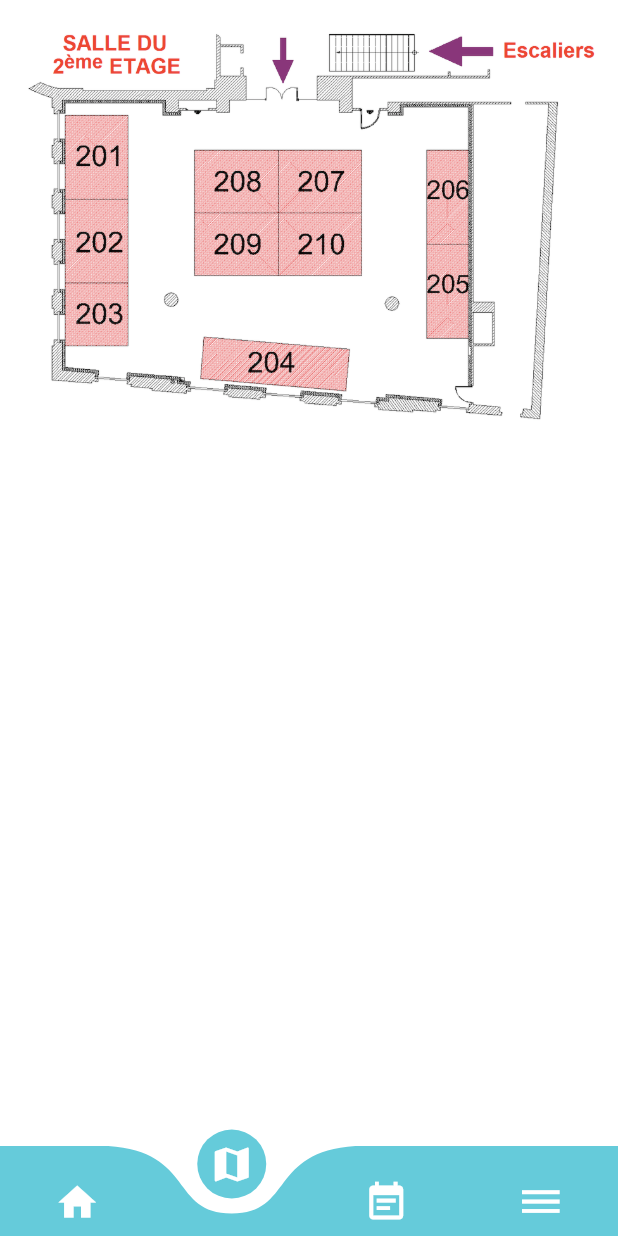
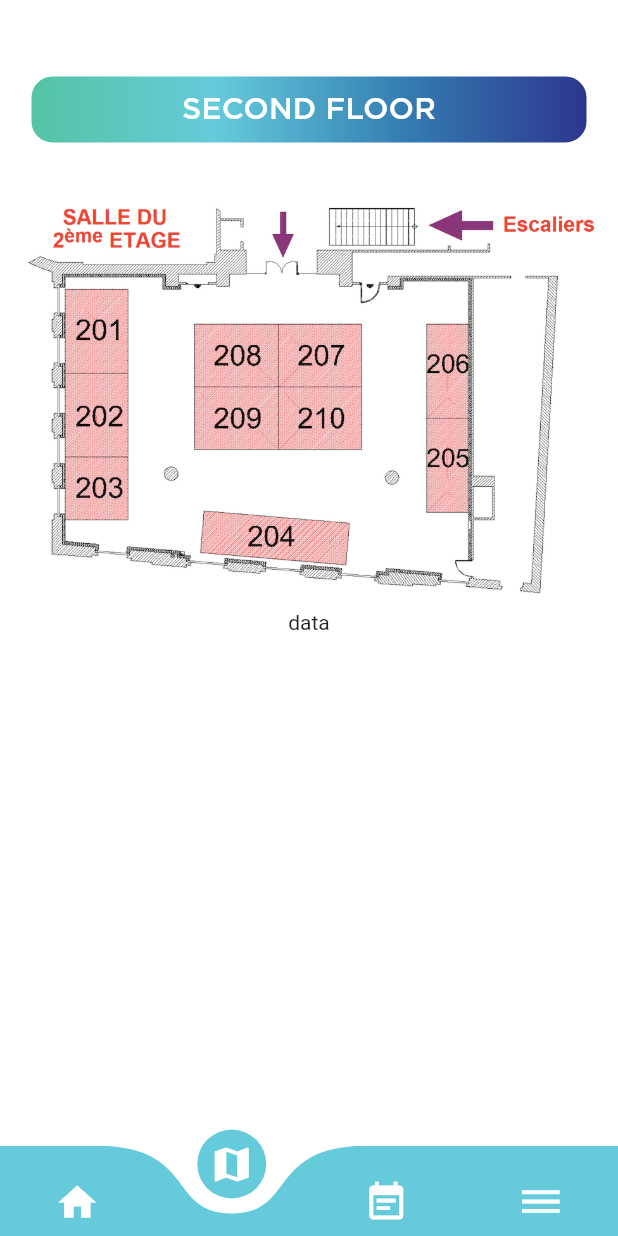
Before and after one commit to fouques1u/ForumHorizonChimie2020, a Flutter app: the screen it shows after launch, item 2 of the bottom bar chosen, on a phone screen of 412 x 824 dp. Run offline on Flutter 3.47's test engine with Material 2 defaults, Android fonts, the light colour scheme and no system bars; drawn by our look-alikes of curved_navigation_bar; our stand-ins replace font_awesome_flutter.

Commit message:
Added heading of the map screens

```diff
--- a/lang/en.json
+++ b/lang/en.json
@@ -15,5 +15,9 @@
     "name" : "Name",
     "surname" : "Surname",
     "available_dates" : "Available dates :",
-    "confirm" : "Confirm"
+    "confirm" : "Confirm",
+    "first_floor" : "FIRST FLOOR",
+    "second_floor" : "SECOND FLOOR",
+    "third_floor" : "THIRD FLOOR",
+    "search_firm" : "SEARCH A FIRM"
 }
--- a/lang/fr.json
+++ b/lang/fr.json
@@ -16,5 +16,9 @@
     "name" : "Nom",
     "surname" : "Prénom",
     "available_dates" : "Horaires disponibles : ",
-    "confirm" : "Confirmer"
+    "confirm" : "Confirmer",
+    "first_floor" : "PREMIER ETAGE",
+    "second_floor" : "DEUXIEME ETAGE",
+    "third_floor" : "TROISIEME ETAGE",
+    "search_firm" : "CHERCHER UNE ENTREPRISE"
 }
--- a/lib/main.dart
+++ b/lib/main.dart
@@ -1,7 +1,7 @@
 import 'package:flutter/material.dart';
 import 'package:flutter_localizations/flutter_localizations.dart';
+
 import 'package:forum_horizon_chimie/colors.dart';
-
 import './app_localizations.dart';
 import './application.dart';
 import 'home_page.dart';
@@ -43,8 +43,15 @@ class _MyAppState extends State<MyApp> {
           title: TextStyle(
             fontSize: 22,
             color: Colors.white,
+            fontFamily: 'Gotham'
           ),
-          )),
+          subtitle: TextStyle(
+            color: Colors.white,
+            fontSize: 20,
+            fontFamily: 'Gotham',
+          ),
+        ),
+      ),
       home: HomePage(
         title: 'Forum Horizon Chimie',
         setNewLanguage: onLocaleChange,
--- a/lib/screens/map_pages/second_floor.dart
+++ b/lib/screens/map_pages/second_floor.dart
@@ -1,16 +1,50 @@
 import 'package:flutter/material.dart';
+import 'package:forum_horizon_chimie/colors.dart';
+
+import '../../app_localizations.dart';
 
 class SecondFloorPage extends StatelessWidget {
   @override
   Widget build(BuildContext context) {
     return Container(
       color: Theme.of(context).primaryColor,
-      child: Container(
-        alignment: Alignment.topLeft,
-        height: MediaQuery.of(context).size.height * 0.1, // Doesn't work
-        child: Image.asset(
-          "assets/images/plan_etage_2.png",
-        ),
+      child: Column(
+        children: <Widget>[
+          SizedBox(
+            height: 30,
+          ),
+          Container(
+            width: double.infinity,
+            margin: EdgeInsets.all(20),
+            padding: EdgeInsets.all(10),
+            decoration: BoxDecoration(
+              gradient: LinearGradient(
+                colors: <Color>[
+                  lightGreenColor,
+                  lightBlueColor,
+                  simpleBlueColor,
+                  darkBlueColor,
+                ],
+              ),
+              borderRadius: BorderRadius.circular(15),
+              shape: BoxShape.rectangle,
+              border: Border.all(color: Colors.white, width: 1.0),
+            ),
+            alignment: Alignment.center,
+            child: FittedBox(
+                child: Text(
+              AppLocalizations.of(context).translate('second_floor'),
+              style: Theme.of(context).textTheme.subtitle,
+            )),
+          ),
+          Container(
+            alignment: Alignment.topLeft,
+            child: Image.asset(
+              "assets/images/plan_etage_2.png",
+            ),
+          ),
+          Text('data')
+        ],
       ),
     );
   }
```
Also changed, not shown: lib/home_page.dart (+7 -5 lines), lib/screens/map_pages/first_floor.dart (+26 -0 lines), lib/screens/map_pages/search_firm.dart (+29 -1 lines), lib/screens/map_pages/third_floor.dart (+29 -1 lines), pubspec.yaml (+4 -6 lines), assets/fonts/Gotham-Book.otf (added), assets/fonts/Gotham-Light.otf (added), assets/fonts/Gotham-Medium.otf (added), assets/fonts/Gotham-Thin.otf (added), assets/fonts/Gotham-Ultra.otf (added), assets/fonts/GothamNarrow-Black.otf (added), assets/fonts/GothamNarrow-Book.otf (added), assets/fonts/GothamNarrow-Thin.otf (added), assets/fonts/GothamNarrow-Ultra.otf (added). Lines whose indentation alone changed are shown as unchanged.
